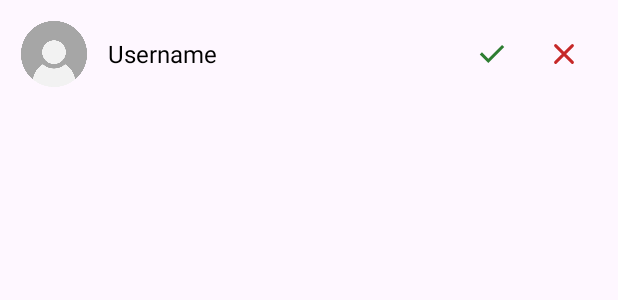
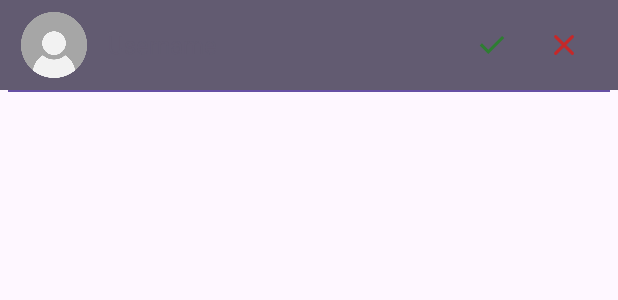
Before and after one commit to Manhx2/ProjectGroup18, an Android app: the layout item_friend_request.xml on its own in the app's theme, with its tools: preview values and no code run, on a phone screen of 412 x 824 dp. Shown: the top 300 px of the screen. Run offline under Robolectric (Android 15) with nearby library versions, the phone set to English and light mode, and no system bars.

Commit message:
update UI FriendActivity

```diff
--- a/app/src/main/res/layout/activity_friendlist.xml
+++ b/app/src/main/res/layout/activity_friendlist.xml
@@ -120,9 +120,10 @@
         android:layout_marginVertical="12dp"
         android:background="?attr/colorSecondary"
         android:hint="Tìm kiếm bạn bè..."
+        android:textColorHint="?attr/colorPrimary"
         android:padding="10dp"
         android:textColor="?attr/colorAccent"
-        android:textSize="16sp" />
+        android:textSize="16sp"/>
 
     <FrameLayout
         android:layout_width="match_parent"
--- a/app/src/main/res/layout/item_friend_request.xml
+++ b/app/src/main/res/layout/item_friend_request.xml
@@ -2,8 +2,15 @@
 <LinearLayout xmlns:android="http://schemas.android.com/apk/res/android"
     android:layout_width="match_parent"
     android:layout_height="wrap_content"
+    android:orientation="vertical">
+
+    <LinearLayout
+        android:layout_width="match_parent"
+        android:layout_height="wrap_content"
         android:orientation="horizontal"
-    android:padding="12dp"
+        android:paddingHorizontal="12dp"
+        android:paddingVertical="6dp"
+        android:background="?attr/colorSecondary"
         android:gravity="center_vertical">
 
         <!-- Avatar -->
@@ -22,7 +29,7 @@
             android:layout_weight="1"
             android:text="Username"
             android:textSize="16sp"
-        android:textColor="#000000"/>
+            android:textColor="?attr/colorAccent"/>
 
         <!-- Accept -->
         <ImageView
@@ -45,5 +52,11 @@
             android:contentDescription="Từ chối lời mời kết bạn"
             android:clickable="true"
             android:focusable="true"/>
+    </LinearLayout>
 
+    <View
+        android:layout_width="match_parent"
+        android:layout_height="1dp"
+        android:background="?attr/colorPrimary"
+        android:layout_marginHorizontal="5dp"/>
 </LinearLayout>
```
Also changed, not shown: app/src/main/java/com/example/nearu/friend/FriendActivity.java (+43 -20 lines), app/src/main/res/layout/layout_add_friend.xml (+12 -13 lines). Lines whose indentation alone changed are shown as unchanged.
